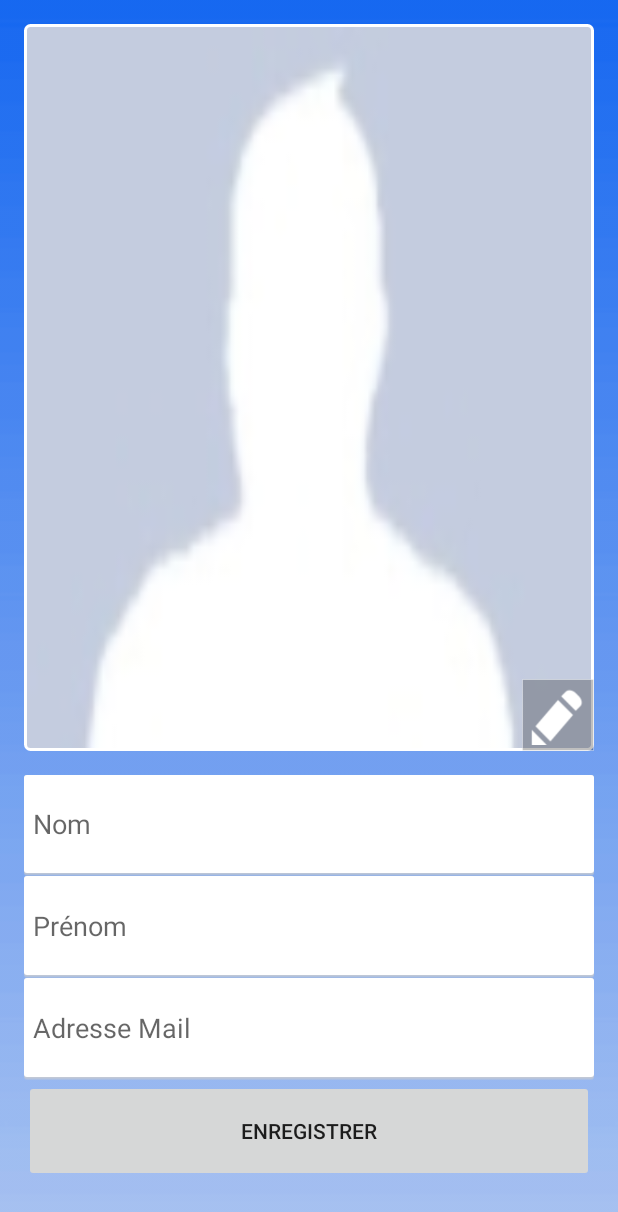
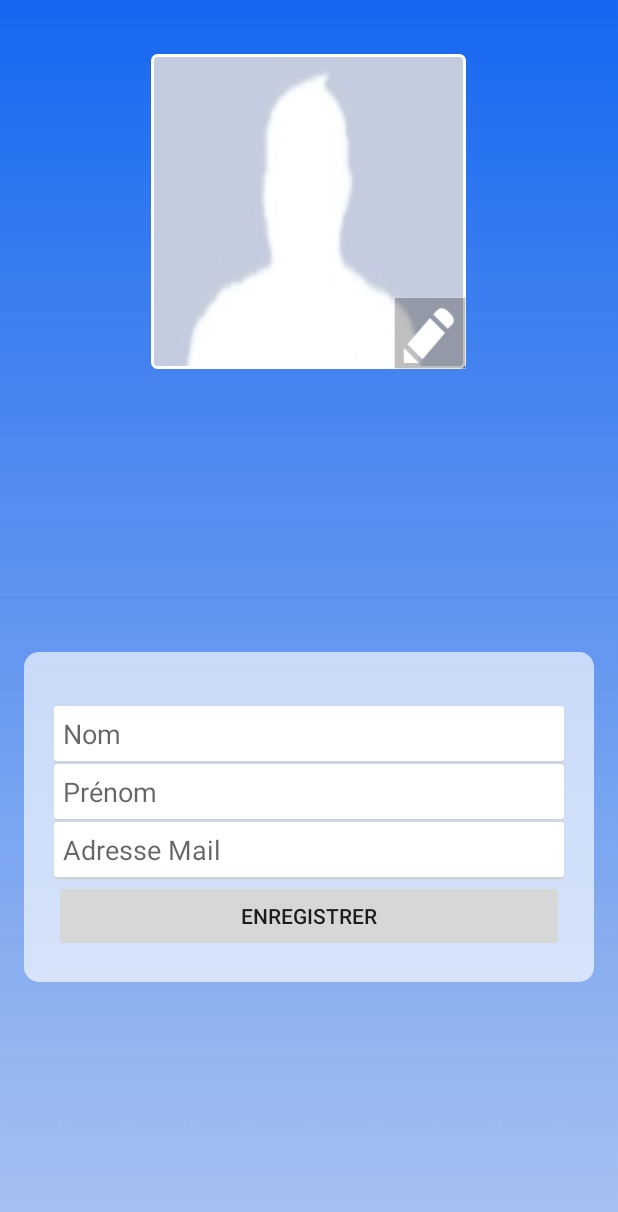
Before and after one commit to Hyedryn/minipoll, an Android app: the ProfileCreateActivity screen opened directly, with no data from a screen before it, on a phone screen of 412 x 824 dp. Shown: the top 1212 px of the screen. Run offline under Robolectric (Android 15) with nearby library versions, the phone set to English and light mode, and no system bars.

Commit message:
Profile layout

```diff
--- a/app/src/main/res/layout/activity_profile_create.xml
+++ b/app/src/main/res/layout/activity_profile_create.xml
@@ -1,5 +1,6 @@
 <?xml version="1.0" encoding="utf-8"?>
 <LinearLayout xmlns:android="http://schemas.android.com/apk/res/android"
+    xmlns:app="http://schemas.android.com/apk/res-auto"
     xmlns:tools="http://schemas.android.com/tools"
     android:layout_width="match_parent"
     android:layout_height="match_parent"
@@ -14,9 +15,10 @@
 
 
     <RelativeLayout
-        android:layout_width="match_parent"
-        android:layout_height="0dp"
-        android:layout_weight="1.25">
+        android:layout_width="250dp"
+        android:layout_height="250dp"
+        android:layout_gravity="center"
+        android:padding="20dp">
 
         <ImageView
             android:id="@+id/cr_imgView"
@@ -58,18 +60,38 @@
 
     <LinearLayout
         android:layout_width="match_parent"
-        android:layout_height="0dp"
+        android:layout_height="match_parent"
+        android:layout_gravity="bottom|center|end"
         android:layout_marginTop="@dimen/activity_vertical_margin"
-        android:layout_weight="0.7"
+        android:foregroundGravity="bottom|center_horizontal|clip_horizontal"
+        android:gravity="center_horizontal|center|end"
         android:orientation="vertical"
-        android:weightSum="4">
+        android:weightSum="3">
 
+
+        <android.support.v7.widget.CardView
+            android:layout_width="match_parent"
+            android:layout_height="wrap_content"
+            app:cardBackgroundColor="#a5ffffff"
+            app:cardCornerRadius="10dp"
+            app:cardElevation="5dp">
+
+            <LinearLayout
+                android:layout_width="match_parent"
+                android:layout_height="match_parent"
+                android:layout_gravity="bottom|center|end"
+                android:layout_marginTop="@dimen/activity_vertical_margin"
+                android:foregroundGravity="bottom|center_horizontal|clip_horizontal"
+                android:gravity="center_horizontal|center|end"
+                android:orientation="vertical"
+                android:padding="20dp"
+                android:paddingLeft="20dp"
+                android:paddingRight="20dp">
 
                 <EditText
                     android:id="@+id/cr_nom"
                     android:layout_width="match_parent"
-            android:layout_height="0dp"
-            android:layout_weight="1"
+                    android:layout_height="wrap_content"
                     android:background="@drawable/textview_border"
                     android:gravity="center_vertical"
                     android:hint="@string/nom"
@@ -82,8 +104,7 @@
                 <EditText
                     android:id="@+id/cr_prenom"
                     android:layout_width="match_parent"
-            android:layout_height="0dp"
-            android:layout_weight="1"
+                    android:layout_height="wrap_content"
                     android:background="@drawable/textview_border"
                     android:gravity="center_vertical"
                     android:hint="@string/prenom"
@@ -96,8 +117,7 @@
                 <EditText
                     android:id="@+id/cr_email"
                     android:layout_width="match_parent"
-            android:layout_height="0dp"
-            android:layout_weight="1"
+                    android:layout_height="wrap_content"
                     android:background="@drawable/textview_border"
                     android:gravity="center_vertical"
                     android:hint="@string/adresse_mail"
@@ -110,10 +130,14 @@
                 <Button
                     android:id="@+id/button2"
                     android:layout_width="match_parent"
-            android:layout_height="0dp"
-            android:layout_weight="1"
+                    android:layout_height="wrap_content"
+                    android:layout_gravity="bottom"
+                    android:foregroundGravity="bottom"
+                    android:gravity="center_vertical|center_horizontal"
                     android:onClick="mainmenu"
                     android:text="@string/enregistrer" />
+            </LinearLayout>
+        </android.support.v7.widget.CardView>
 
 
     </LinearLayout>
```
Also changed, not shown: app/src/main/res/layout/activity_profile_edit.xml (+32 -31 lines). Lines whose indentation alone changed are shown as unchanged.
